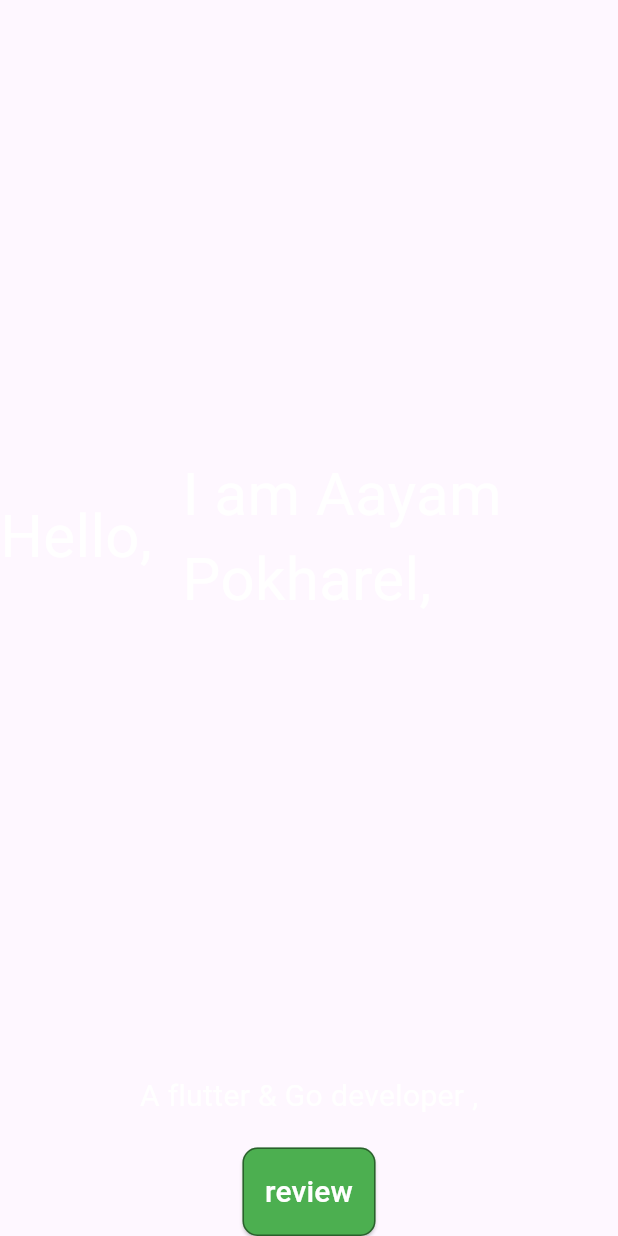
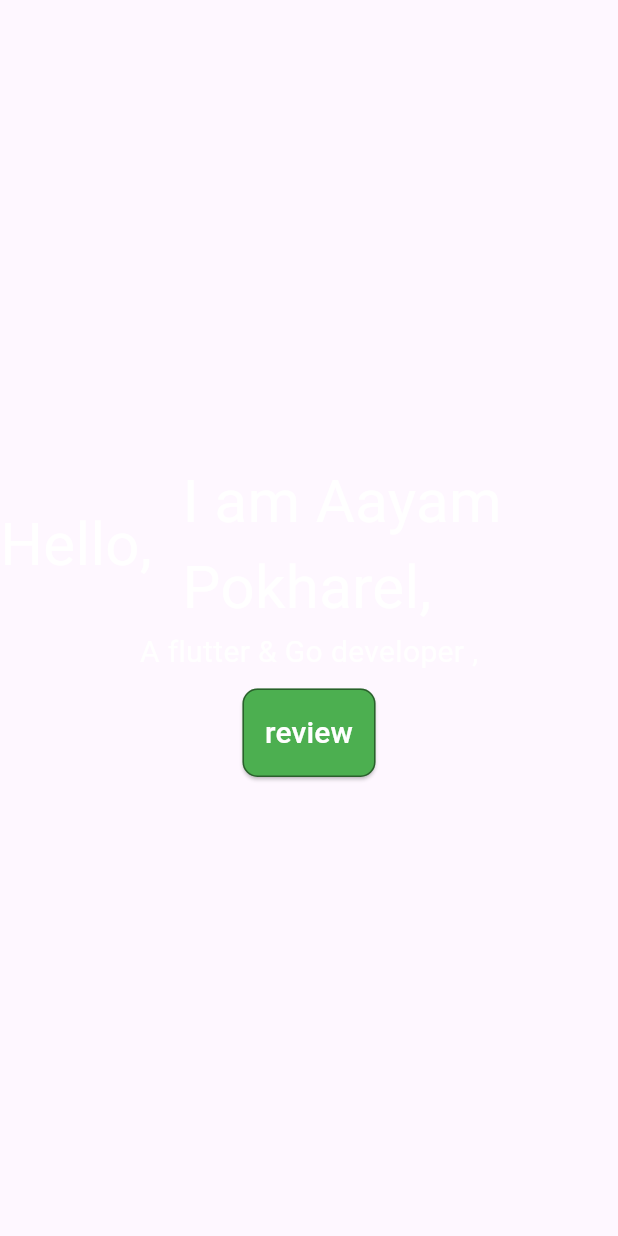
Before and after one commit to aayampokharel/portfolio, a Flutter app: the HelloWidget widget shown alone on an empty page, opened directly, on a phone screen of 412 x 824 dp. Run offline on Flutter 3.47's test engine with Material 3 defaults, Android fonts, the phone set to English and light mode, and no system bars; Roboto replaces fonts that are missing (Arial).

Commit message:
fixed centering and break lines for longer lines

```diff
--- a/lib/main.dart
+++ b/lib/main.dart
@@ -82,29 +82,28 @@ Widget HelloWidget() {
   return Column(
     mainAxisAlignment: MainAxisAlignment.center,
     children: [
-      Expanded(
-        child: Row(
+      Row(
         mainAxisAlignment: MainAxisAlignment.center,
+        mainAxisSize: MainAxisSize.max, // Center both text elements
         children: [
-            TextController.LargeWhite("Hello,  ")
-                .returnText(), //@this is to be changed into namaste, hola , other languages .
-
+          TextController.LargeWhite("Hello,  ").returnText(),
+          // Use Expanded to fill the remaining space and center the second text
           Flexible(
               child: TextController.LargeWhite("I am Aayam Pokharel,")
                   .returnText()),
         ],
       ),
-      ),
       TextController.mediumWhite("A flutter & Go developer ,").returnText(),
       SizedBox(
-        height: 20,
+        height: 10,
       ),
       ContainerController.button(buttonColor: Colors.green).returnButton(
         text: TextController.mediumWhite("review").returnText(),
         fnctToRun: null,
         padding: 15,
         borderRadius: 10,
-          borderColor: Colors.black45)
+        borderColor: Colors.black45,
+      ),
     ],
   );
 }
```
Lines whose indentation alone changed are shown as unchanged.
